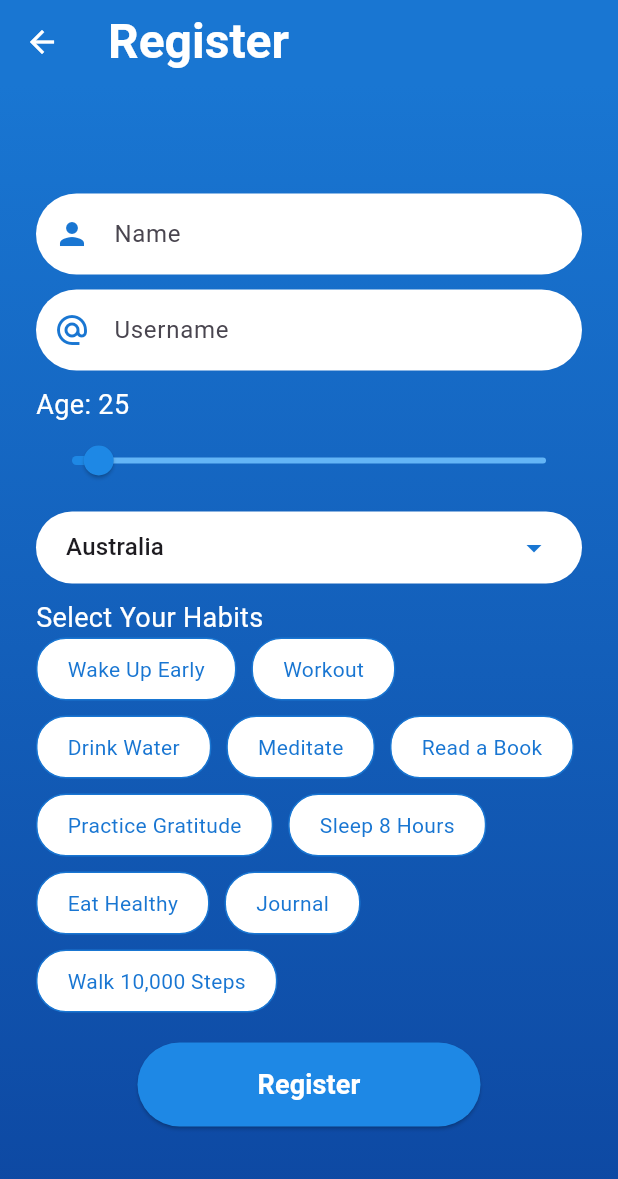
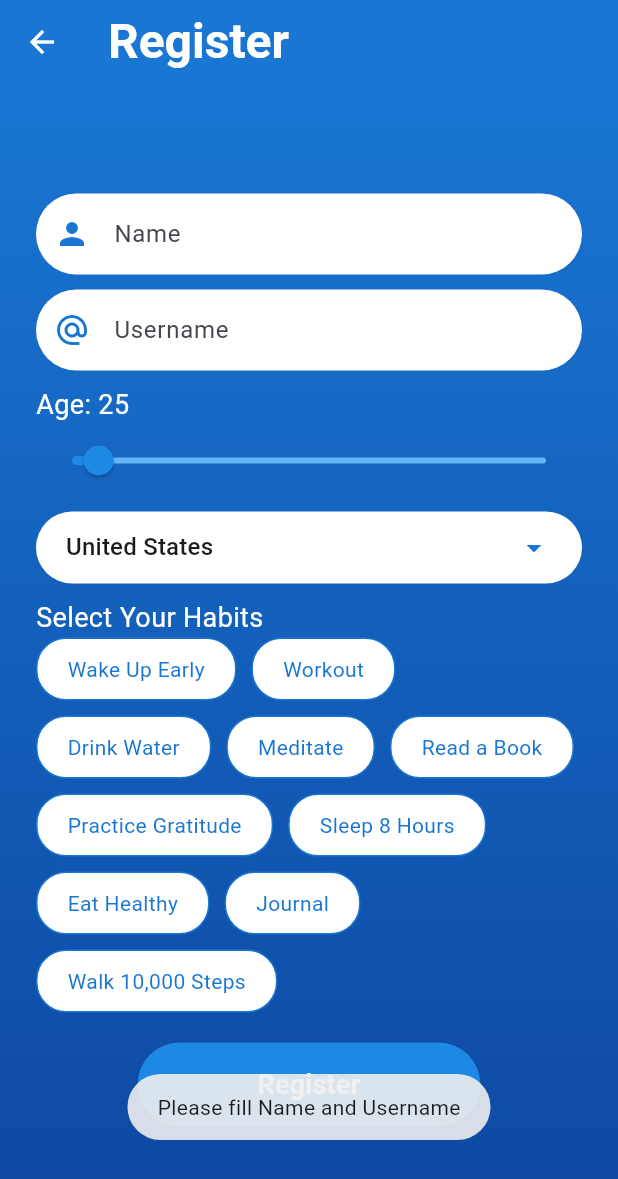
Before and after one commit to jassimhameed3-gif/habit_tracker, a Flutter app: the RegisterScreen screen opened directly, after a tap on "Register", on a phone screen of 412 x 824 dp. Shown: the top 1179 px of the screen. Run offline on Flutter 3.47's test engine with Material 3 defaults, Android fonts, the phone set to English and light mode, and no system bars; our stand-ins replace fluttertoast, shared_preferences; accounts and stored records are empty; network calls fail.

Commit message:
Add navigation to home page

```diff
--- a/lib/login_screen.dart
+++ b/lib/login_screen.dart
@@ -1,6 +1,7 @@
 import 'package:flutter/material.dart';
 import 'package:shared_preferences/shared_preferences.dart';
 import 'register_screen.dart';
+import 'habit_tracker_screen.dart';
 
 class LoginScreen extends StatefulWidget {
   const LoginScreen({super.key});
@@ -64,7 +65,7 @@ class _LoginScreenState extends State<LoginScreen> {
       ScaffoldMessenger.of(context).showSnackBar(
         const SnackBar(content: Text('Login successful')),
       );
-      // TODO: Navigate to home / habit screen when ready
+      Navigator.pushReplacement(context, MaterialPageRoute(builder: (context) => const HabitTrackerScreen()));
     } else {
       ScaffoldMessenger.of(context).showSnackBar(
         const SnackBar(content: Text('Invalid email or password')),
--- a/lib/register_screen.dart
+++ b/lib/register_screen.dart
@@ -1,6 +1,9 @@
+import 'dart:convert';
 import 'package:flutter/material.dart';
-
+import 'package:fluttertoast/fluttertoast.dart';
+import 'package:http/http.dart' as http;
 import 'login_screen.dart';
+import 'habit_tracker_screen.dart';
 
 class RegisterScreen extends StatefulWidget {
   const RegisterScreen({super.key});
@@ -36,29 +39,52 @@ class _RegisterScreenState extends State<RegisterScreen> {
   }
 
   Future<void> _fetchCountries() async {
-    List<String> subsetCountries = [
-      'United States',
-      'Canada',
-      'United Kingdom',
-      'Australia',
-      'India',
-      'Germany',
-      'France',
-      'Japan',
-      'China',
-      'Brazil',
-      'South Africa'
-    ];
-
-    setState(() {
-      _countries = subsetCountries;
-      _countries.sort();
-      _country = _countries.isNotEmpty ? _countries[0] : 'United States';
-    });
+    try {
+      final response = await http.get(
+        Uri.parse('https://restcountries.com/v3.1/all?fields=name'),
+      );
+      if (response.statusCode == 200) {
+        final List data = json.decode(response.body);
+        final List<String> loaded = data
+            .map((e) => e['name']['common'].toString())
+            .toList();
+        loaded.sort();
+        setState(() {
+          _countries = loaded;
+          _country = _countries.contains('United States')
+              ? 'United States'
+              : _countries.first;
+        });
+      }
+    } catch (e) {
+      setState(() {
+        _countries = ['United States', 'Canada', 'United Kingdom'];
+        _country = 'United States';
+      });
+    }
   }
 
-  void _register() async {
-    print("registration logic here");
+  void _register() {
+    if (_nameController.text.trim().isEmpty ||
+        _usernameController.text.trim().isEmpty) {
+      Fluttertoast.showToast(msg: 'Please fill Name and Username');
+      return;
+    }
+    if (selectedHabits.isEmpty) {
+      Fluttertoast.showToast(msg: 'Please select at least one habit');
+      return;
+    }
+    Fluttertoast.showToast(msg: 'Registration Successful');
+    Navigator.pushReplacement(
+      context,
+      MaterialPageRoute(
+        builder: (context) => HabitTrackerScreen(
+          username: _usernameController.text.trim(),
+          name: _nameController.text.trim(),
+          selectedHabits: selectedHabits,
+        ),
+      ),
+    );
   }
 
   @override
@@ -130,7 +156,15 @@ class _RegisterScreenState extends State<RegisterScreen> {
                   children: availableHabits.map((habit) {
                     final isSelected = selectedHabits.contains(habit);
                     return GestureDetector(
-                      onTap: () => null,
+                      onTap: () {
+                        setState(() {
+                          if (isSelected) {
+                            selectedHabits.remove(habit);
+                          } else {
+                            selectedHabits.add(habit);
+                          }
+                        });
+                      },
                       child: Container(
                         padding: const EdgeInsets.symmetric(
                             horizontal: 20, vertical: 10),
@@ -210,7 +244,8 @@ class _RegisterScreenState extends State<RegisterScreen> {
         borderRadius: BorderRadius.circular(30),
       ),
       child: DropdownButton<String>(
-        value: _country,
+        value: _countries.contains(_country) ? _country : null,
+        hint: const Text('Select Country'),
         icon: Icon(Icons.arrow_drop_down, color: Colors.blue.shade700),
         isExpanded: true,
         underline: const SizedBox(),
--- a/pubspec.yaml
+++ b/pubspec.yaml
@@ -36,7 +36,7 @@ dependencies:
   # Use with the CupertinoIcons class for iOS style icons.
   cupertino_icons: ^1.0.8
   shared_preferences: ^2.5.3
-  fluttertoast: ^9.0.0
+  fluttertoast: ^8.2.5
   http: ^1.6.0
   intl: ^0.20.2
 
```
Also changed, not shown: lib/habit_tracker_screen.dart (added, +239 -0 lines), pubspec.lock.
